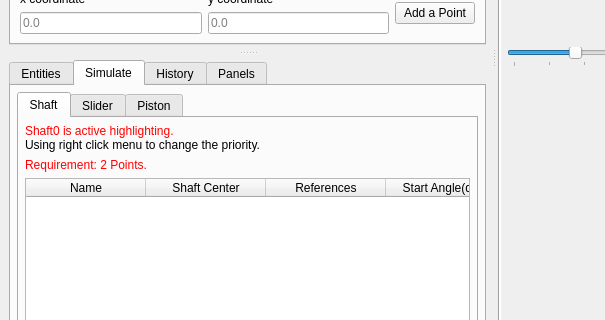
This is core/main.ui in KmolYuan/Pyslvs-UI as Qt 5 draws it before an edit; both pictures show x 0 to 605 and y 300 to 620 of the 998 by 717 pixel window. The edited form follows.
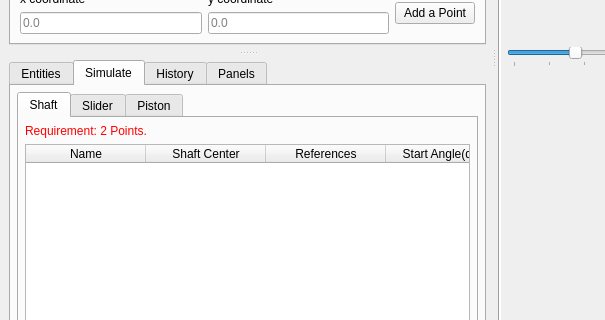
This is the edited form. The open tabs and pages were chosen to show the change. Icons and pictures are not drawn.

What changed in the file:
```diff
--- a/core/main.ui
+++ b/core/main.ui
@@ -1026,13 +1026,6 @@
                         <property name="bottomMargin">
                          <number>6</number>
                         </property>
-                        <item>
-                         <widget class="QLabel" name="label_6">
-                          <property name="text">
-                           <string>&lt;html&gt;&lt;head/&gt;&lt;body&gt;&lt;p&gt;&lt;span style=&quot; color:#ff0000;&quot;&gt;Shaft0 is active highlighting.&lt;/span&gt;&lt;br/&gt;Using right click menu to change the priority.&lt;/p&gt;&lt;/body&gt;&lt;/html&gt;</string>
-                          </property>
-                         </widget>
-                        </item>
                         <item>
                          <widget class="QLabel" name="reqShaft">
                           <property name="text">
```
Left out of the diff: 2 changed lines with no effect on the pictures.
